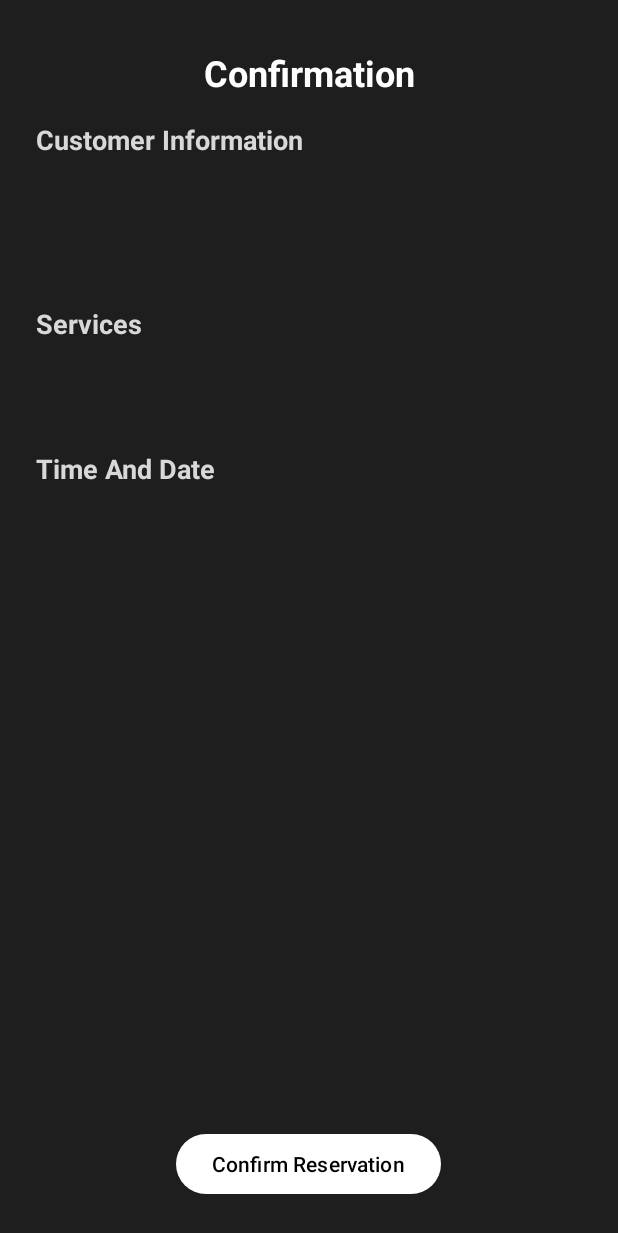
After one commit to DankPsycho/ClipNSnip, an Android app: the layout activity_confirmation.xml on its own in the app's theme, with its tools: preview values and no code run, on a phone screen of 412 x 824 dp. The commit adds this screen. Shown: the top 1233 px of the screen. Run offline under Robolectric (Android 15) with nearby library versions, the phone set to English and light mode, and no system bars.

Commit message:
Added ConfirmationActivity.java and activity_confirmation.xml Redid data flow

```diff
--- a/app/src/main/AndroidManifest.xml
+++ b/app/src/main/AndroidManifest.xml
@@ -12,6 +12,9 @@
         android:supportsRtl="true"
         android:theme="@style/Theme.MyApplication"
         tools:targetApi="31" >
+        <activity
+            android:name=".ConfirmationActivity"
+            android:exported="false" />
         <activity
             android:name=".UserDetailsActivity"
             android:exported="false" />
--- a/app/src/main/java/com/example/myapplication/MainActivity.java
+++ b/app/src/main/java/com/example/myapplication/MainActivity.java
@@ -17,7 +17,7 @@ public class MainActivity extends AppCompatActivity {
         Button reservationButton = findViewById(R.id.button_reservation);
         reservationButton.setOnClickListener(v -> {
             // Handle button click and navigate to the reservation screen
-            Intent intent = new Intent(MainActivity.this, UserDetailsActivity.class);
+            Intent intent = new Intent(MainActivity.this, ServicesActivity.class);
             startActivity(intent);
         });
     }
--- /dev/null
+++ b/app/src/main/res/layout/activity_confirmation.xml
@@ -0,0 +1,170 @@
+<?xml version="1.0" encoding="utf-8"?>
+<androidx.constraintlayout.widget.ConstraintLayout xmlns:android="http://schemas.android.com/apk/res/android"
+    xmlns:app="http://schemas.android.com/apk/res-auto"
+    xmlns:tools="http://schemas.android.com/tools"
+    android:layout_width="match_parent"
+    android:layout_height="match_parent"
+    android:background="#1E1E1E"
+    tools:context=".ConfirmationActivity">
+
+
+    <!-- Title -->
+    <TextView
+        android:id="@+id/titleTextView"
+        android:layout_width="wrap_content"
+        android:layout_height="wrap_content"
+        android:text="Confirmation"
+        android:textColor="#FFFFFF"
+        android:textSize="24sp"
+        android:textStyle="bold"
+        app:layout_constraintTop_toTopOf="parent"
+        app:layout_constraintStart_toStartOf="parent"
+        app:layout_constraintEnd_toEndOf="parent"
+        android:layout_marginTop="32dp"
+        android:layout_marginBottom="16dp"/>
+    <!-- Customer info subtitle -->
+    <TextView
+        android:id="@+id/customerInfoSubtitle"
+        android:layout_width="wrap_content"
+        android:layout_height="wrap_content"
+        android:layout_marginStart="24dp"
+        android:layout_marginTop="16dp"
+        android:text="Customer Information"
+        android:textColor="#D8D8D8"
+        android:textSize="18sp"
+        android:textStyle="bold"
+        app:layout_constraintStart_toStartOf="parent"
+        app:layout_constraintTop_toBottomOf="@id/titleTextView" />
+
+    <!-- Customer information content -->
+
+    <!-- Full name -->
+    <TextView
+        android:id="@+id/fullNameTextView"
+        android:layout_width="wrap_content"
+        android:layout_height="wrap_content"
+        android:layout_marginStart="24dp"
+        android:layout_marginTop="8dp"
+        android:textColor="#FFFFFF"
+        android:textSize="16sp"
+        app:layout_constraintStart_toStartOf="parent"
+        app:layout_constraintTop_toBottomOf="@id/customerInfoSubtitle" />
+
+    <!-- Email -->
+    <TextView
+        android:id="@+id/emailTextView"
+        android:layout_width="wrap_content"
+        android:layout_height="wrap_content"
+        android:layout_marginStart="24dp"
+        android:layout_marginTop="4dp"
+        android:textColor="#FFFFFF"
+        android:textSize="16sp"
+
+        app:layout_constraintStart_toStartOf="parent"
+        app:layout_constraintTop_toBottomOf="@id/fullNameTextView" />
+
+    <!-- Mobile -->
+    <TextView
+        android:id="@+id/mobileTextView"
+        android:layout_width="wrap_content"
+        android:layout_height="wrap_content"
+        android:layout_marginStart="24dp"
+        android:layout_marginTop="4dp"
+        android:textColor="#FFFFFF"
+        android:textSize="16sp"
+        app:layout_constraintStart_toStartOf="parent"
+        app:layout_constraintTop_toBottomOf="@id/emailTextView" />
+
+    <!-- Services Subtitle -->
+    <TextView
+        android:id="@+id/servicesSubtitle"
+        android:layout_width="wrap_content"
+        android:layout_height="wrap_content"
+        android:layout_marginStart="24dp"
+        android:layout_marginTop="16dp"
+        android:text="Services"
+        android:textColor="#D8D8D8"
+        android:textSize="18sp"
+        android:textStyle="bold"
+        app:layout_constraintStart_toStartOf="parent"
+        app:layout_constraintTop_toBottomOf="@id/mobileTextView" />
+
+    <!-- Services -->
+    <TextView
+        android:id="@+id/selectedServicesTextView"
+        android:layout_width="wrap_content"
+        android:layout_height="wrap_content"
+        android:layout_marginStart="24dp"
+        android:layout_marginTop="8dp"
+        android:textColor="#FFFFFF"
+        android:textSize="16sp"
+        app:layout_constraintStart_toStartOf="parent"
+        app:layout_constraintTop_toBottomOf="@id/servicesSubtitle" />
+
+    <!-- Total Price -->
+    <TextView
+        android:id="@+id/totalPriceTextView"
+        android:layout_width="wrap_content"
+        android:layout_height="wrap_content"
+        android:layout_marginStart="24dp"
+        android:layout_marginTop="4dp"
+        android:textColor="#FFFFFF"
+        android:textSize="16sp"
+
+        app:layout_constraintStart_toStartOf="parent"
+        app:layout_constraintTop_toBottomOf="@id/selectedServicesTextView" />
+    <!-- Time and date Subtitle -->
+    <TextView
+        android:id="@+id/timeAndDateSubtitle"
+        android:layout_width="wrap_content"
+        android:layout_height="wrap_content"
+        android:layout_marginStart="24dp"
+        android:layout_marginTop="16dp"
+        android:text="Time And Date"
+        android:textColor="#D8D8D8"
+        android:textSize="18sp"
+        android:textStyle="bold"
+
+        app:layout_constraintStart_toStartOf="parent"
+        app:layout_constraintTop_toBottomOf="@id/totalPriceTextView" />
+
+    <!-- Date -->
+    <TextView
+        android:id="@+id/selectedDateTextView"
+        android:layout_width="wrap_content"
+        android:layout_height="wrap_content"
+        android:layout_marginStart="24dp"
+        android:layout_marginTop="8dp"
+        android:textColor="#FFFFFF"
+        android:textSize="16sp"
+
+        app:layout_constraintStart_toStartOf="parent"
+        app:layout_constraintTop_toBottomOf="@id/timeAndDateSubtitle" />
+
+    <!-- Time -->
+    <TextView
+        android:id="@+id/selectedTimeTextView"
+        android:layout_width="wrap_content"
+        android:layout_height="wrap_content"
+        android:layout_marginStart="24dp"
+        android:layout_marginTop="4dp"
+        android:textColor="#FFFFFF"
+        android:textSize="16sp"
+
+        app:layout_constraintStart_toStartOf="parent"
+        app:layout_constraintTop_toBottomOf="@id/selectedDateTextView" />
+
+    <!-- Button -->
+    <Button
+        android:id="@+id/confirmButton"
+        android:layout_width="wrap_content"
+        android:layout_height="wrap_content"
+        android:layout_marginBottom="24dp"
+        android:text="Confirm Reservation"
+        android:textColor="#000000"
+        app:layout_constraintBottom_toBottomOf="parent"
+        app:layout_constraintEnd_toEndOf="parent"
+        app:layout_constraintHorizontal_bias="0.498"
+        app:layout_constraintStart_toStartOf="parent" />
+
+</androidx.constraintlayout.widget.ConstraintLayout>
--- a/app/src/main/res/layout/activity_time_and_date.xml
+++ b/app/src/main/res/layout/activity_time_and_date.xml
@@ -104,11 +104,11 @@
 
 
     <Button
-        android:id="@+id/confirmation_button"
+        android:id="@+id/time_and_date_button"
         android:layout_width="wrap_content"
         android:layout_height="wrap_content"
         android:layout_marginBottom="64dp"
-        android:text="@string/confirmation"
+        android:text="Confirm Time and Date"
         android:textColor="#000000"
         android:textSize="20sp"
         android:textStyle="bold"
```
Also changed, not shown: app/src/main/java/com/example/myapplication/ConfirmationActivity.java (added, +50 -0 lines), app/src/main/java/com/example/myapplication/ServicesActivity.java (+24 -44 lines), app/src/main/java/com/example/myapplication/TimeAndDateActivity.java (+31 -40 lines), app/src/main/java/com/example/myapplication/UserDetailsActivity.java (+25 -5 lines).
